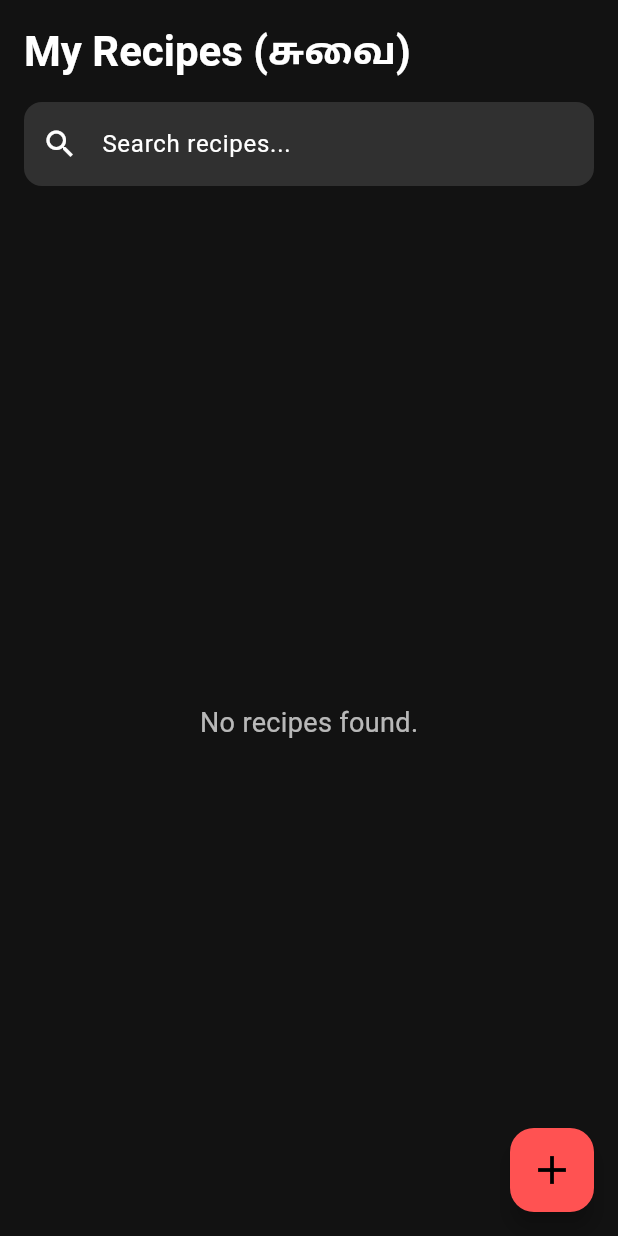
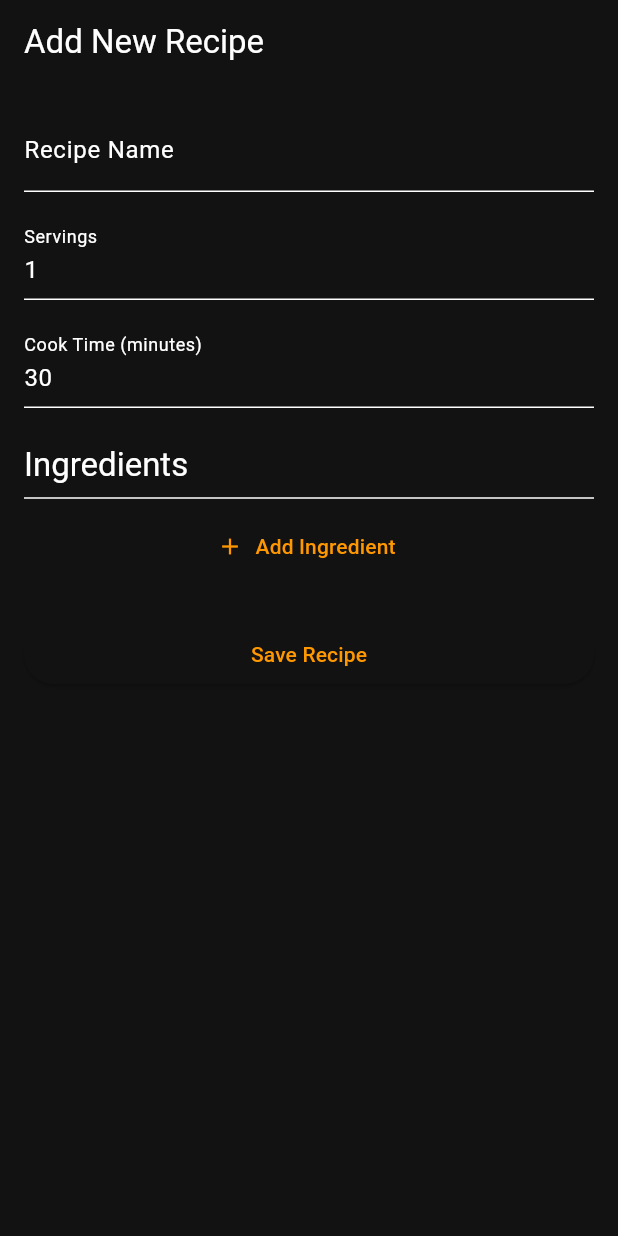
Before and after one commit to daphne-i/suvai-app, a Flutter app: the screen it shows after launch, after a tap on the "add" icon, on a phone screen of 412 x 824 dp. Run offline on Flutter 3.47's test engine with Material 3 defaults, Android fonts, the phone set to English and light mode, and no system bars; our stand-ins replace equatable, flutter_bloc, go_router, sqflite, sqflite_common_ffi; accounts and stored records are empty.

Commit message:
Basic Add Recipe Screen

```diff
--- /dev/null
+++ b/lib/core/router/app_router.dart
@@ -0,0 +1,23 @@
+import 'package:flutter/material.dart';
+import 'package:flutter_bloc/flutter_bloc.dart';
+import 'package:go_router/go_router.dart';
+import 'package:suvai/data/repositories/recipe_repository.dart';
+import 'package:suvai/features/recipe_book/views/add_edit_recipe_screen.dart';
+import 'package:suvai/features/recipe_book/views/recipe_list_screen.dart';
+
+final goRouter = GoRouter(
+  initialLocation: '/',
+  routes: [
+    GoRoute(
+      path: '/',
+      builder: (context, state) => const RecipeListScreen(),
+    ),
+    GoRoute(
+      path: '/add-recipe',
+      builder: (context, state) => AddEditRecipeScreen(
+        // Provide the repository to the new screen
+        recipeRepository: RepositoryProvider.of<RecipeRepository>(context),
+      ),
+    ),
+  ],
+);
--- a/lib/data/repositories/recipe_repository.dart
+++ b/lib/data/repositories/recipe_repository.dart
@@ -55,5 +55,39 @@ class RecipeRepository {
     return recipes;
   }
 
-// We will add insert, update, and delete methods here in later steps.
+  Future<void> insertRecipe(Recipe recipe) async {
+    final db = await _dbService.database;
+
+    // Use a transaction to ensure both operations succeed or fail together.
+    await db.transaction((txn) async {
+      // 1. Insert the recipe into the 'recipes' table.
+      final recipeId = await txn.insert(
+        'recipes',
+        {
+          'name': recipe.name,
+          'imagePath': recipe.imagePath,
+          'servings': recipe.servings,
+          'cookTimeMinutes': recipe.cookTimeMinutes,
+          'instructions': jsonEncode(recipe.instructions),
+          'tags': jsonEncode(recipe.tags),
+        },
+        conflictAlgorithm: ConflictAlgorithm.replace,
+      );
+
+      // 2. Insert each ingredient into the 'ingredients' table.
+      for (final ingredient in recipe.ingredients) {
+        await txn.insert(
+          'ingredients',
+          {
+            'recipeId': recipeId,
+            'name': ingredient.name,
+            'quantity': ingredient.quantity,
+            'unit': ingredient.unit,
+            'preparation': ingredient.preparation,
+          },
+          conflictAlgorithm: ConflictAlgorithm.replace,
+        );
+      }
+    });
+  }
 }
--- /dev/null
+++ b/lib/features/recipe_book/views/add_edit_recipe_screen.dart
@@ -0,0 +1,174 @@
+import 'package:flutter/material.dart';
+import 'package:flutter_bloc/flutter_bloc.dart';
+import 'package:go_router/go_router.dart';
+import 'package:suvai/data/models/ingredient_model.dart';
+import 'package:suvai/data/models/recipe_model.dart';
+import 'package:suvai/data/repositories/recipe_repository.dart';
+
+// A simple Cubit to manage the form's state directly in the UI file for simplicity.
+class RecipeFormCubit extends Cubit<Recipe> {
+  final RecipeRepository _recipeRepository;
+  RecipeFormCubit(this._recipeRepository, Recipe? initialRecipe)
+      : super(initialRecipe ??
+      Recipe(
+        name: '',
+        servings: 1,
+        cookTimeMinutes: 30,
+        ingredients: [],
+        instructions: [],
+        tags: [],
+      ));
+
+  void updateField({String? name, int? servings, int? cookTimeMinutes}) {
+    emit(Recipe(
+      id: state.id,
+      name: name ?? state.name,
+      servings: servings ?? state.servings,
+      cookTimeMinutes: cookTimeMinutes ?? state.cookTimeMinutes,
+      ingredients: state.ingredients,
+      instructions: state.instructions,
+      tags: state.tags,
+      imagePath: state.imagePath,
+    ));
+  }
+
+  void addIngredient() {
+    final newIngredients = List<Ingredient>.from(state.ingredients)
+      ..add(const Ingredient(quantity: 1, unit: 'pcs', name: ''));
+    emit(Recipe(
+      id: state.id, name: state.name, servings: state.servings, cookTimeMinutes: state.cookTimeMinutes,
+      ingredients: newIngredients, // updated list
+      instructions: state.instructions, tags: state.tags, imagePath: state.imagePath,
+    ));
+  }
+
+  void updateIngredient(int index, Ingredient ingredient) {
+    final newIngredients = List<Ingredient>.from(state.ingredients);
+    newIngredients[index] = ingredient;
+    emit(Recipe(
+      id: state.id, name: state.name, servings: state.servings, cookTimeMinutes: state.cookTimeMinutes,
+      ingredients: newIngredients, // updated list
+      instructions: state.instructions, tags: state.tags, imagePath: state.imagePath,
+    ));
+  }
+
+  void removeIngredient(int index) {
+    final newIngredients = List<Ingredient>.from(state.ingredients)..removeAt(index);
+    emit(Recipe(
+      id: state.id, name: state.name, servings: state.servings, cookTimeMinutes: state.cookTimeMinutes,
+      ingredients: newIngredients, // updated list
+      instructions: state.instructions, tags: state.tags, imagePath: state.imagePath,
+    ));
+  }
+
+  // Similar methods for instructions can be added here.
+
+  Future<void> saveRecipe() async {
+    await _recipeRepository.insertRecipe(state);
+  }
+}
+
+class AddEditRecipeScreen extends StatelessWidget {
+  final RecipeRepository recipeRepository;
+  final Recipe? recipe;
+
+  const AddEditRecipeScreen({
+    super.key,
+    required this.recipeRepository,
+    this.recipe,
+  });
+
+  @override
+  Widget build(BuildContext context) {
+    return BlocProvider(
+      create: (context) => RecipeFormCubit(recipeRepository, recipe),
+      child: BlocListener<RecipeFormCubit, Recipe>(
+        listener: (context, state) {
+          // Can show success/error snackbars here
+        },
+        child: Scaffold(
+          appBar: AppBar(
+            title: Text(recipe == null ? 'Add New Recipe' : 'Edit Recipe'),
+          ),
+          body: SingleChildScrollView(
+            padding: const EdgeInsets.all(16.0),
+            child: _RecipeForm(),
+          ),
+        ),
+      ),
+    );
+  }
+}
+
+class _RecipeForm extends StatelessWidget {
+  @override
+  Widget build(BuildContext context) {
+    final cubit = context.watch<RecipeFormCubit>();
+    final recipe = cubit.state;
+
+    return Column(
+      crossAxisAlignment: CrossAxisAlignment.stretch,
+      children: [
+        TextFormField(
+          initialValue: recipe.name,
+          decoration: const InputDecoration(labelText: 'Recipe Name'),
+          onChanged: (value) => cubit.updateField(name: value),
+        ),
+        const SizedBox(height: 16),
+        TextFormField(
+          initialValue: recipe.servings.toString(),
+          decoration: const InputDecoration(labelText: 'Servings'),
+          keyboardType: TextInputType.number,
+          onChanged: (value) => cubit.updateField(servings: int.tryParse(value) ?? 1),
+        ),
+        const SizedBox(height: 16),
+        TextFormField(
+          initialValue: recipe.cookTimeMinutes.toString(),
+          decoration: const InputDecoration(labelText: 'Cook Time (minutes)'),
+          keyboardType: TextInputType.number,
+          onChanged: (value) => cubit.updateField(cookTimeMinutes: int.tryParse(value) ?? 0),
+        ),
+        const SizedBox(height: 24),
+        Text('Ingredients', style: Theme.of(context).textTheme.titleLarge),
+        const Divider(),
+        ListView.builder(
+          shrinkWrap: true,
+          physics: const NeverScrollableScrollPhysics(),
+          itemCount: recipe.ingredients.length,
+          itemBuilder: (context, index) {
+            final ingredient = recipe.ingredients[index];
+            return Row(
+              children: [
+                Expanded(child: TextFormField(initialValue: ingredient.quantity.toString())),
+                const SizedBox(width: 8),
+                Expanded(child: TextFormField(initialValue: ingredient.unit)),
+                const SizedBox(width: 8),
+                Expanded(flex: 2, child: TextFormField(initialValue: ingredient.name)),
+                IconButton(
+                  icon: const Icon(Icons.delete_outline, color: Colors.redAccent),
+                  onPressed: () => cubit.removeIngredient(index),
+                ),
+              ],
+            );
+          },
+        ),
+        TextButton.icon(
+          icon: const Icon(Icons.add),
+          label: const Text('Add Ingredient'),
+          onPressed: () => cubit.addIngredient(),
+        ),
+        const SizedBox(height: 24),
+        ElevatedButton(
+          child: const Text('Save Recipe'),
+          onPressed: () async {
+            await context.read<RecipeFormCubit>().saveRecipe();
+            if (context.mounted) {
+              // Go back to the home screen
+              context.go('/');
+            }
+          },
+        ),
+      ],
+    );
+  }
+}
--- a/lib/features/recipe_book/views/recipe_list_screen.dart
+++ b/lib/features/recipe_book/views/recipe_list_screen.dart
@@ -1,5 +1,6 @@
 import 'package:flutter/material.dart';
 import 'package:flutter_bloc/flutter_bloc.dart';
+import 'package:go_router/go_router.dart';
 import 'package:suvai/data/models/recipe_model.dart';
 import 'package:suvai/data/repositories/recipe_repository.dart';
 import '../cubit/recipe_list_cubit.dart';
@@ -95,7 +96,7 @@ class RecipeListScreen extends StatelessWidget {
         ),
         floatingActionButton: FloatingActionButton(
           onPressed: () {
-            // TODO: Navigate to Add Recipe Screen
+            GoRouter.of(context).go('/add-recipe');
           },
           child: const Icon(Icons.add, size: 32),
         ),
--- a/lib/main.dart
+++ b/lib/main.dart
@@ -4,6 +4,7 @@ import 'package:flutter_bloc/flutter_bloc.dart';
 import 'package:sqflite_common_ffi/sqflite_ffi.dart'; // Required for FFI initialization
 import 'package:suvai/data/repositories/recipe_repository.dart';
 import 'package:suvai/features/recipe_book/views/recipe_list_screen.dart';
+import 'package:suvai/core/router/app_router.dart';
 
 Future<void> main() async { // main function now needs to be async
   // This is needed to ensure that plugins are initialized before runApp()
@@ -27,7 +28,8 @@ class SuvaiApp extends StatelessWidget {
   Widget build(BuildContext context) {
     return RepositoryProvider(
       create: (context) => RecipeRepository(),
-      child: MaterialApp(
+      child: MaterialApp.router(
+        routerConfig: goRouter,
         title: 'Suvai',
         theme: ThemeData(
           brightness: Brightness.dark,
@@ -49,7 +51,6 @@ class SuvaiApp extends StatelessWidget {
             backgroundColor: Colors.transparent,
           ),
         ),
-        home: const RecipeListScreen(),
       ),
     );
   }
```
